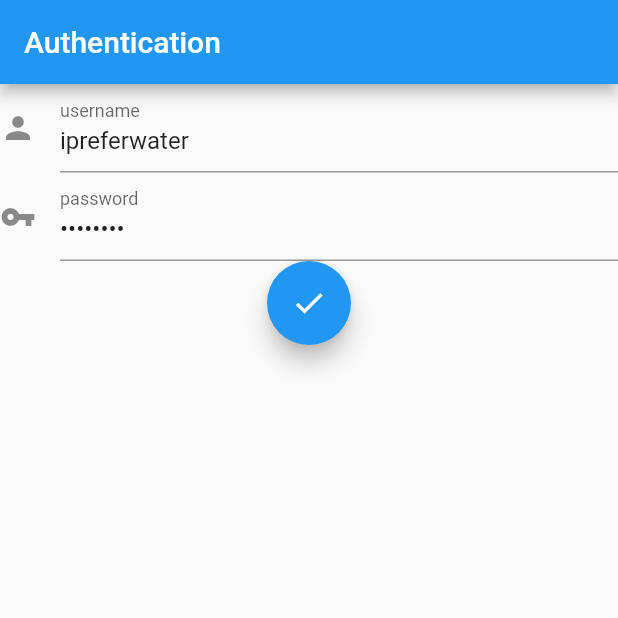
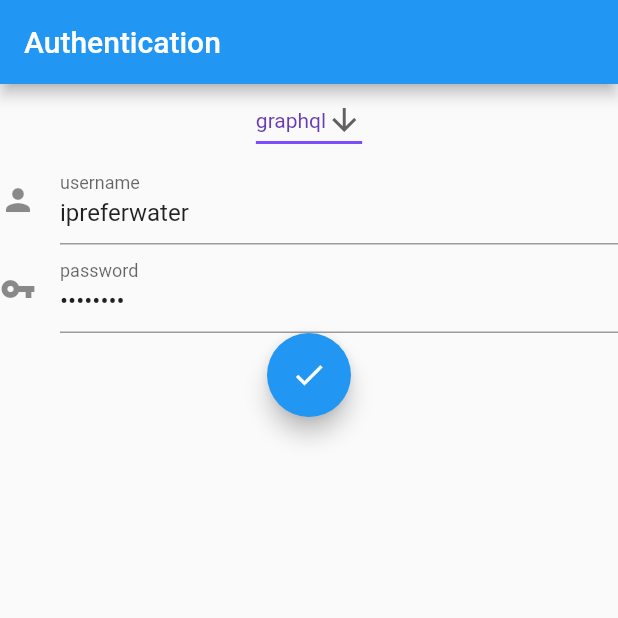
Before and after one commit to IPreferWater/doko_flutter, a Flutter app: the screen it shows after launch, on a phone screen of 412 x 824 dp, the top half of it. Run offline on Flutter 3.47's test engine with Material 2 defaults, Android fonts, the phone set to English and light mode, and no system bars; our stand-ins replace flutter_secure_storage, geolocator, get_it, graphql, sembast; missing offline and left inert: dart:ffi.

Commit message:
feat(init): add sending type in login_screen

```diff
--- a/lib/model/post.dart
+++ b/lib/model/post.dart
@@ -26,4 +26,5 @@ class Post {
       longitude: map['longitude'],
     );
   }
+
 }
--- a/lib/screen/login_screen.dart
+++ b/lib/screen/login_screen.dart
@@ -2,6 +2,7 @@ import 'dart:convert';
 
 import 'package:flutter/material.dart';
 import 'package:flutter_doko/screen/posts_screen.dart';
+import 'package:flutter_doko/widget/drop_down_type_sending.dart';
 import 'package:http/http.dart' as http;
 
 import '../main.dart';
@@ -13,17 +14,34 @@ class LoginScreen extends StatefulWidget {
 class _LoginScreenState extends State<LoginScreen> {
   @override
   void initState() {
+
     super.initState();
   }
 
+  //TODO get shared preference
+  String sendingType = 'graphql';
+
   @override
   Widget build(BuildContext context) {
+
     return Scaffold(
       appBar: AppBar(
         title: Text('Authentication'),
         actions: <Widget>[],
       ),
-      body: _loginScreen(),
+      body: Column(children: <Widget>[
+        DropDownTypeSending(
+          onCountSelected: (String s) {
+            setState(() {
+              sendingType = s;
+            });
+          },
+        ),
+
+    if (sendingType == 'graphql')
+    _loginScreen()
+
+      ]),
     );
   }
 
@@ -74,6 +92,7 @@ class _LoginScreenState extends State<LoginScreen> {
   }
 
   Future<bool> login(String username, String password) async {
+
     var url = Uri.parse('https://10.0.2.2:8000/login');
     final body = jsonEncode({"username": username, "password": password});
     var response = await http
--- /dev/null
+++ b/lib/widget/drop_down_type_sending.dart
@@ -0,0 +1,43 @@
+import 'package:flutter/material.dart';
+
+class DropDownTypeSending extends StatefulWidget {
+   final Function(String) onCountSelected;
+
+  const DropDownTypeSending({Key key, this.onCountSelected}) : super(key: key);
+
+  @override
+  State<DropDownTypeSending> createState() => DropDownTypeSendingState();
+}
+
+class DropDownTypeSendingState extends State<DropDownTypeSending> {
+  //TODO: get shared preference
+  String dropdownValue = 'graphql';
+
+  @override
+  Widget build(BuildContext context) {
+    return DropdownButton<String>(
+      value: dropdownValue,
+      icon: const Icon(Icons.arrow_downward),
+      iconSize: 24,
+      elevation: 16,
+      style: const TextStyle(color: Colors.deepPurple),
+      underline: Container(
+        height: 2,
+        color: Colors.deepPurpleAccent,
+      ),
+      onChanged: (String newValue) {
+        setState(() {
+          dropdownValue = newValue;
+        });
+        widget.onCountSelected(newValue);
+      },
+      items: <String>['graphql', 'sms', 'mail']
+          .map<DropdownMenuItem<String>>((String value) {
+        return DropdownMenuItem<String>(
+          value: value,
+          child: Text(value),
+        );
+      }).toList(),
+    );
+  }
+}
```
